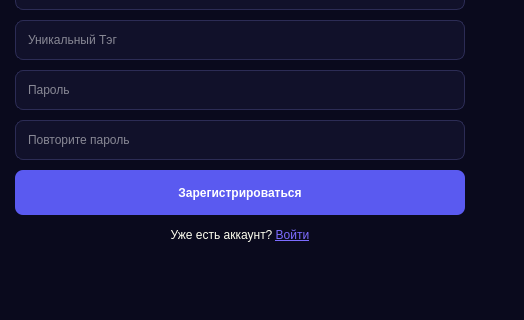
First picture: the form in Client+logins/loginwindows.ui, repository ZefirRX/Moon, before the edit; both pictures show x 376 to 900 and y 180 to 500 of the 900 by 500 pixel window.
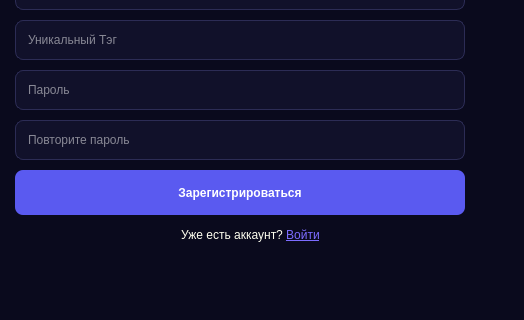
Second picture: the form after the edit. Icons and pictures are not drawn.

Commit message: Create window chat and back client, update back server

The edit to the form file:
```diff
--- a/Client+logins/loginwindows.ui
+++ b/Client+logins/loginwindows.ui
@@ -298,9 +298,9 @@
    <widget class="QLabel" name="LabelGoToAfter">
     <property name="geometry">
      <rect>
-      <x>140</x>
+      <x>200</x>
       <y>400</y>
-      <width>250</width>
+      <width>151</width>
       <height>30</height>
      </rect>
     </property>
```
Left out of the diff: 6 changed lines with no effect on the pictures. The commit also changes 5 other files.
